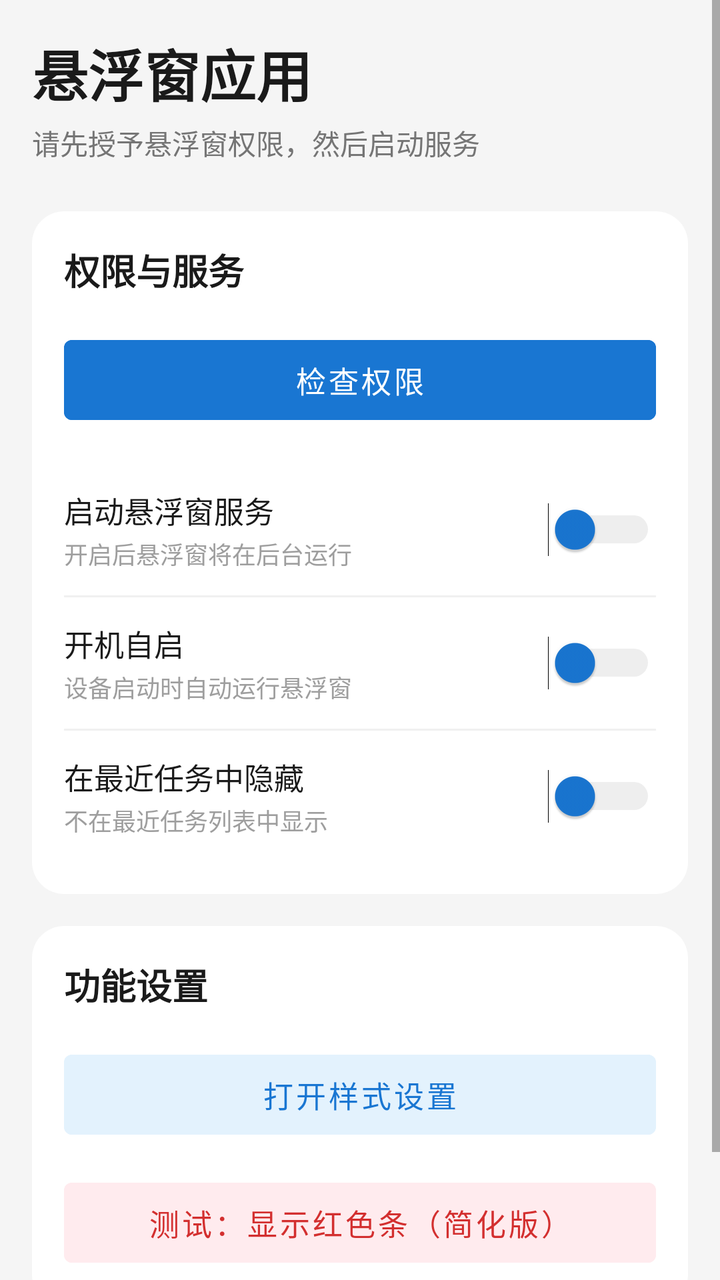
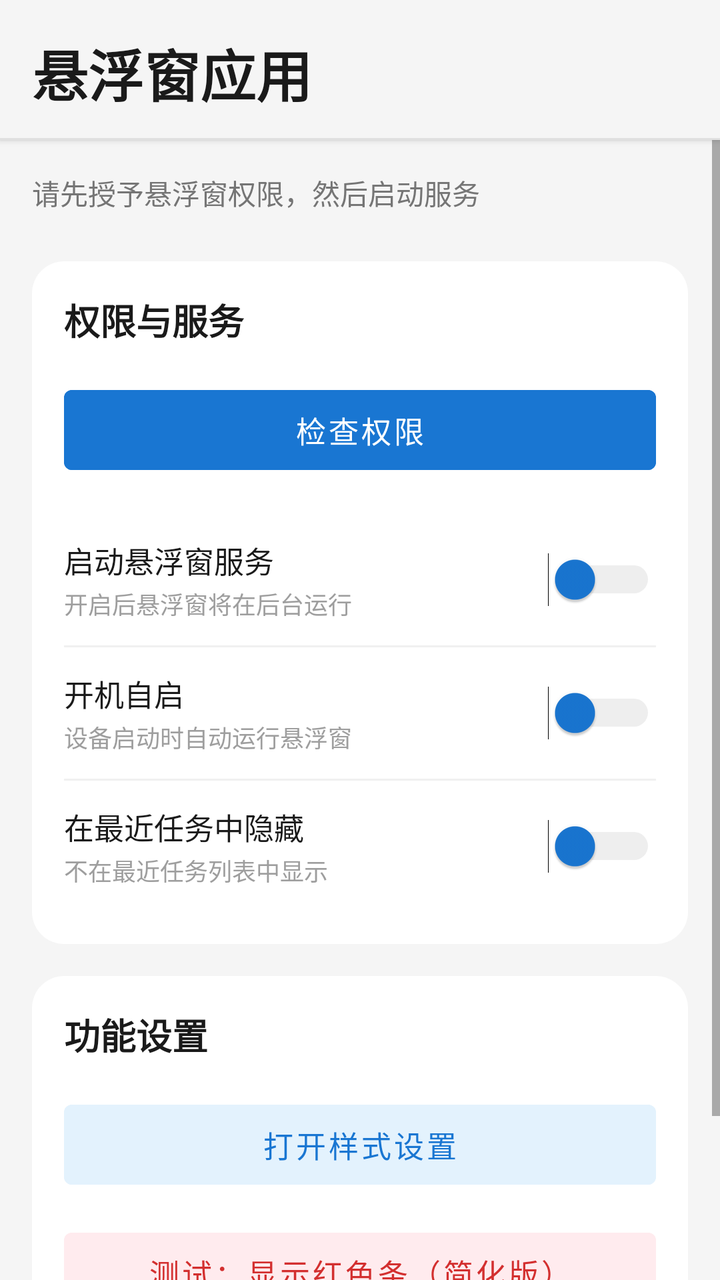

Before-and-after screenshots of an Android layout around one commit, followed by the original layout XML and the change that was made.
<!-- AndroidManifest.xml: activity theme Theme.ModernSettings -->
<!-- res/layout/activity_main.xml -->
<?xml version="1.0" encoding="utf-8"?>
<ScrollView xmlns:android="http://schemas.android.com/apk/res/android"
    android:layout_width="match_parent"
    android:layout_height="match_parent"
    android:background="#F5F5F5"
    android:fillViewport="true">

    <LinearLayout
        android:layout_width="match_parent"
        android:layout_height="wrap_content"
        android:orientation="vertical"
        android:padding="16dp">

        
        <TextView
            android:layout_width="wrap_content"
            android:layout_height="wrap_content"
            android:text="悬浮窗应用"
            android:textSize="28sp"
            android:textStyle="bold"
            android:textColor="#1A1A1A"
            android:layout_marginBottom="4dp" />

        <TextView
            android:layout_width="wrap_content"
            android:layout_height="wrap_content"
            android:text="请先授予悬浮窗权限，然后启动服务"
            android:textSize="14sp"
            android:textColor="#757575"
            android:layout_marginBottom="24dp" />

        
        <LinearLayout
            android:layout_width="match_parent"
            android:layout_height="wrap_content"
            android:orientation="vertical"
            android:background="@drawable/card_background"
            android:padding="16dp"
            android:layout_marginBottom="16dp">

            <TextView
                android:layout_width="wrap_content"
                android:layout_height="wrap_content"
                android:text="权限与服务"
                android:textSize="18sp"
                android:textStyle="bold"
                android:textColor="#1A1A1A"
                android:layout_marginBottom="16dp" />

            <Button
                android:id="@+id/btn_check_permission"
                android:layout_width="match_parent"
                android:layout_height="52dp"
                android:text="检查权限"
                android:textSize="15sp"
                android:textColor="#FFFFFF"
                android:backgroundTint="#1976D2"
                android:stateListAnimator="@null"
                android:layout_marginBottom="16dp" />

            
            <LinearLayout
                android:layout_width="match_parent"
                android:layout_height="wrap_content"
                android:orientation="horizontal"
                android:gravity="center_vertical"
                android:paddingVertical="12dp">

                <LinearLayout
                    android:layout_width="0dp"
                    android:layout_height="wrap_content"
                    android:layout_weight="1"
                    android:orientation="vertical">

                    <TextView
                        android:layout_width="wrap_content"
                        android:layout_height="wrap_content"
                        android:text="启动悬浮窗服务"
                        android:textSize="15sp"
                        android:textColor="#1A1A1A" />

                    <TextView
                        android:layout_width="wrap_content"
                        android:layout_height="wrap_content"
                        android:text="开启后悬浮窗将在后台运行"
                        android:textSize="12sp"
                        android:textColor="#9E9E9E"
                        android:layout_marginTop="2dp" />

                </LinearLayout>

                <Switch
                    android:id="@+id/switch_service"
                    android:layout_width="wrap_content"
                    android:layout_height="wrap_content"
                    android:thumbTint="#1976D2"
                    android:trackTint="#BDBDBD" />

            </LinearLayout>

            <View
                android:layout_width="match_parent"
                android:layout_height="1dp"
                android:background="#F0F0F0" />

            
            <LinearLayout
                android:layout_width="match_parent"
                android:layout_height="wrap_content"
                android:orientation="horizontal"
                android:gravity="center_vertical"
                android:paddingVertical="12dp">

                <LinearLayout
                    android:layout_width="0dp"
                    android:layout_height="wrap_content"
                    android:layout_weight="1"
                    android:orientation="vertical">

                    <TextView
                        android:layout_width="wrap_content"
                        android:layout_height="wrap_content"
                        android:text="开机自启"
                        android:textSize="15sp"
                        android:textColor="#1A1A1A" />

                    <TextView
                        android:layout_width="wrap_content"
                        android:layout_height="wrap_content"
                        android:text="设备启动时自动运行悬浮窗"
                        android:textSize="12sp"
                        android:textColor="#9E9E9E"
                        android:layout_marginTop="2dp" />

                </LinearLayout>

                <Switch
                    android:id="@+id/switch_boot_start"
                    android:layout_width="wrap_content"
                    android:layout_height="wrap_content"
                    android:thumbTint="#1976D2"
                    android:trackTint="#BDBDBD" />

            </LinearLayout>

            <View
                android:layout_width="match_parent"
                android:layout_height="1dp"
                android:background="#F0F0F0" />

            
            <LinearLayout
                android:layout_width="match_parent"
                android:layout_height="wrap_content"
                android:orientation="horizontal"
                android:gravity="center_vertical"
                android:paddingVertical="12dp">

                <LinearLayout
                    android:layout_width="0dp"
                    android:layout_height="wrap_content"
                    android:layout_weight="1"
                    android:orientation="vertical">

                    <TextView
                        android:layout_width="wrap_content"
                        android:layout_height="wrap_content"
                        android:text="在最近任务中隐藏"
                        android:textSize="15sp"
                        android:textColor="#1A1A1A" />

                    <TextView
                        android:layout_width="wrap_content"
                        android:layout_height="wrap_content"
                        android:text="不在最近任务列表中显示"
                        android:textSize="12sp"
                        android:textColor="#9E9E9E"
                        android:layout_marginTop="2dp" />

                </LinearLayout>

                <Switch
                    android:id="@+id/switch_exclude_recents"
                    android:layout_width="wrap_content"
                    android:layout_height="wrap_content"
                    android:thumbTint="#1976D2"
                    android:trackTint="#BDBDBD" />

            </LinearLayout>

        </LinearLayout>

        
        <LinearLayout
            android:layout_width="match_parent"
            android:layout_height="wrap_content"
            android:orientation="vertical"
            android:background="@drawable/card_background"
            android:padding="16dp"
            android:layout_marginBottom="16dp">

            <TextView
                android:layout_width="wrap_content"
                android:layout_height="wrap_content"
                android:text="功能设置"
                android:textSize="18sp"
                android:textStyle="bold"
                android:textColor="#1A1A1A"
                android:layout_marginBottom="16dp" />

            <Button
                android:id="@+id/btn_open_settings"
                android:layout_width="match_parent"
                android:layout_height="52dp"
                android:text="打开样式设置"
                android:textSize="15sp"
                android:textColor="#1976D2"
                android:backgroundTint="#E3F2FD"
                android:stateListAnimator="@null"
                android:layout_marginBottom="12dp" />

            <Button
                android:id="@+id/btn_test_simple"
                android:layout_width="match_parent"
                android:layout_height="52dp"
                android:text="测试：显示红色条（简化版）"
                android:textSize="15sp"
                android:textColor="#D32F2F"
                android:backgroundTint="#FFEBEE"
                android:stateListAnimator="@null" />

        </LinearLayout>

        
        <TextView
            android:layout_width="wrap_content"
            android:layout_height="wrap_content"
            android:text="提示：启动服务后，Activity将关闭，悬浮窗将在后台运行"
            android:textSize="12sp"
            android:textColor="#9E9E9E"
            android:gravity="center"
            android:layout_gravity="center_horizontal"
            android:layout_marginTop="8dp" />

    </LinearLayout>

</ScrollView>
<!-- resources referenced by this layout -->
<resources>
  <!-- drawable card_background (drawable) -->
  <?xml version="1.0" encoding="utf-8"?>
  <shape xmlns:android="http://schemas.android.com/apk/res/android"
      android:shape="rectangle">
      <solid android:color="#FFFFFF" />
      <corners android:radius="16dp" />
  </shape>
  <style name="Theme.ModernSettings" parent="Theme.MaterialComponents.DayNight.NoActionBar">
          <item name="colorPrimary">#1976D2</item>
          <item name="colorPrimaryVariant">#1565C0</item>
          <item name="colorOnPrimary">@color/white</item>
          <item name="colorSecondary">#1976D2</item>
          <item name="colorSecondaryVariant">#1565C0</item>
          <item name="colorOnSecondary">@color/white</item>
          <item name="android:statusBarColor">#F5F5F5</item>
          <item name="android:windowBackground">#F5F5F5</item>
          <item name="android:navigationBarColor">#F5F5F5</item>
          <item name="android:windowLightStatusBar" tools:targetApi="m">true</item>
      </style>
  <color name="white">#FFFFFFFF</color>
</resources>

<!-- the commit's change to res/layout/activity_main.xml (unified diff, before → after) -->
@@ -1,25 +1,46 @@
 <?xml version="1.0" encoding="utf-8"?>
-<ScrollView xmlns:android="http://schemas.android.com/apk/res/android"
+<LinearLayout xmlns:android="http://schemas.android.com/apk/res/android"
     android:layout_width="match_parent"
     android:layout_height="match_parent"
-    android:background="#F5F5F5"
-    android:fillViewport="true">
+    android:orientation="vertical"
+    android:background="#F5F5F5">
+
+    
+    <LinearLayout
+        android:layout_width="match_parent"
+        android:layout_height="wrap_content"
+        android:orientation="vertical"
+        android:background="#F5F5F5"
+        android:elevation="2dp">
+
+        <TextView
+            android:layout_width="wrap_content"
+            android:layout_height="wrap_content"
+            android:text="悬浮窗应用"
+            android:textSize="28sp"
+            android:textStyle="bold"
+            android:textColor="#1A1A1A"
+            android:paddingHorizontal="16dp"
+            android:paddingTop="16dp"
+            android:paddingBottom="12dp" />
+
+        <View
+            android:layout_width="match_parent"
+            android:layout_height="1dp"
+            android:background="#E0E0E0" />
+
+    </LinearLayout>
+
+    <ScrollView
+        android:layout_width="match_parent"
+        android:layout_height="match_parent"
+        android:fillViewport="true">
 
     <LinearLayout
         android:layout_width="match_parent"
         android:layout_height="wrap_content"
         android:orientation="vertical"
         android:padding="16dp">
-
-        
-        <TextView
-            android:layout_width="wrap_content"
-            android:layout_height="wrap_content"
-            android:text="悬浮窗应用"
-            android:textSize="28sp"
-            android:textStyle="bold"
-            android:textColor="#1A1A1A"
-            android:layout_marginBottom="4dp" />
 
         <TextView
             android:layout_width="wrap_content"
@@ -244,4 +265,6 @@
 
     </LinearLayout>
 
-</ScrollView>
+    </ScrollView>
+
+</LinearLayout>
